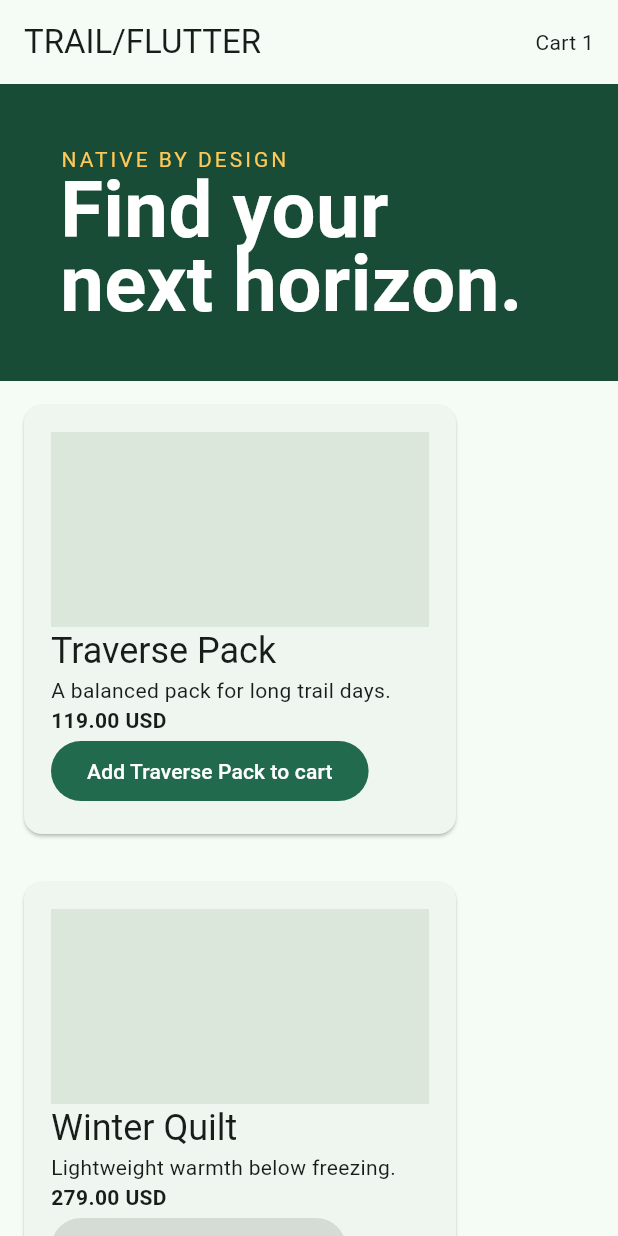
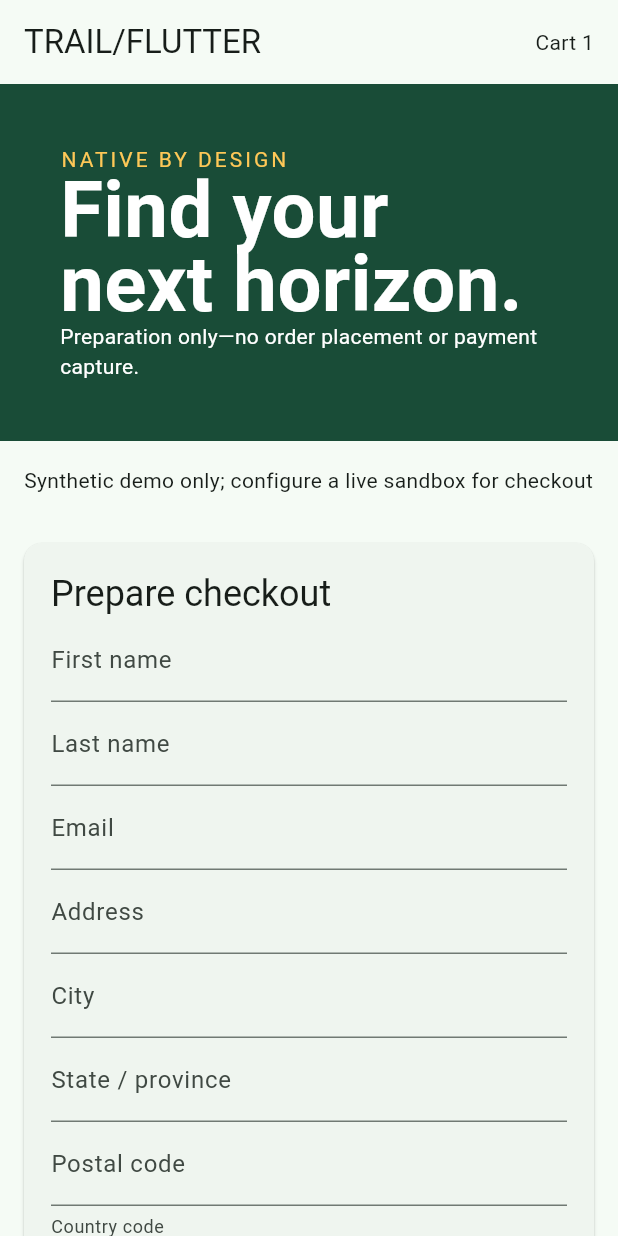
Before and after one commit to phessage/headless-commerce-starter-flutter, a Flutter app: the screen it shows after launch, after a tap on an icon or button, on a phone screen of 412 x 824 dp. Run offline on Flutter 3.47's test engine with Material 3 defaults, Android fonts, the phone set to English and light mode, and no system bars.

Commit message:
feat: add Flutter checkout preparation journey (#2)
Co-authored-by: Codex <codex@openai.com>

```diff
--- /dev/null
+++ b/lib/commerce.dart
@@ -0,0 +1,119 @@
+import 'dart:convert';
+import 'package:http/http.dart' as http;
+
+class CartState {
+  const CartState({required this.items});
+  final List<dynamic> items;
+  factory CartState.fromJson(Map<String, dynamic> value) =>
+      CartState(items: value['items'] as List<dynamic>? ?? const []);
+}
+
+class Choice {
+  const Choice({required this.id, required this.name});
+  final String id, name;
+  factory Choice.fromJson(Map<String, dynamic> value) =>
+      Choice(id: value['id'] as String, name: value['name'] as String);
+}
+
+class CheckoutState {
+  const CheckoutState({
+    required this.shipping,
+    required this.payment,
+    required this.missing,
+    this.shippingId,
+    this.paymentId,
+  });
+  final List<Choice> shipping, payment;
+  final List<String> missing;
+  final String? shippingId, paymentId;
+  factory CheckoutState.fromJson(Map<String, dynamic> value) => CheckoutState(
+    shipping: (value['shippingOptions'] as List)
+        .map((v) => Choice.fromJson(v as Map<String, dynamic>))
+        .toList(),
+    payment: (value['paymentMethods'] as List)
+        .map((v) => Choice.fromJson(v as Map<String, dynamic>))
+        .toList(),
+    missing: (value['missing'] as List).cast<String>(),
+    shippingId: value['selectedShippingMethodId'] as String?,
+    paymentId: value['selectedPaymentMethodId'] as String?,
+  );
+}
+
+class CommerceClient {
+  CommerceClient({http.Client? client}) : client = client ?? http.Client();
+  final http.Client client;
+  String token = '';
+  static const apiUrl = String.fromEnvironment('HEADLESS_API_URL');
+  static const key = String.fromEnvironment('HEADLESS_PUBLISHABLE_KEY');
+  bool get live => apiUrl.isNotEmpty && key.isNotEmpty;
+  String get base => apiUrl.replaceFirst(RegExp(r'/$'), '');
+  Map<String, String> headers({bool json = false}) => {
+    'accept': 'application/json',
+    'x-publishable-key': key,
+    if (token.isNotEmpty) 'x-cart-token': token,
+    if (json) 'content-type': 'application/json',
+  };
+  Future<void> createCart() async {
+    if (token.isNotEmpty) return;
+    final response = await client.post(
+      Uri.parse('$base/v1/headless/carts'),
+      headers: headers(),
+    );
+    _ok(response, 201);
+    token =
+        (jsonDecode(response.body) as Map<String, dynamic>)['cartToken']
+            as String;
+  }
+
+  Future<CartState> add(String productId) async {
+    await createCart();
+    final response = await client.post(
+      Uri.parse('$base/v1/headless/carts/current/items'),
+      headers: headers(json: true),
+      body: jsonEncode({'productId': productId, 'quantity': 1}),
+    );
+    _ok(response, 201);
+    return CartState.fromJson(
+      (jsonDecode(response.body) as Map<String, dynamic>)['data']
+          as Map<String, dynamic>,
+    );
+  }
+
+  Future<CheckoutState> prepare(Map<String, String> address) async {
+    final response = await client.patch(
+      Uri.parse('$base/v1/headless/carts/current/checkout'),
+      headers: headers(json: true),
+      body: jsonEncode({
+        'customerInfo': {
+          'firstName': address['firstName'],
+          'lastName': address['lastName'],
+          'email': address['email'],
+        },
+        'billingAddress': address,
+        'shippingAddress': {'sameAsBilling': true},
+      }),
+    );
+    _ok(response, 200);
+    return _checkout(response);
+  }
+
+  Future<CheckoutState> select(String kind, String id) async {
+    final response = await client.put(
+      Uri.parse('$base/v1/headless/carts/current/checkout/$kind'),
+      headers: headers(json: true),
+      body: jsonEncode({'id': id}),
+    );
+    _ok(response, 200);
+    return _checkout(response);
+  }
+
+  CheckoutState _checkout(http.Response response) => CheckoutState.fromJson(
+    (jsonDecode(response.body) as Map<String, dynamic>)['data']
+        as Map<String, dynamic>,
+  );
+  void _ok(http.Response response, int expected) {
+    if (response.statusCode != expected) {
+      throw Exception('Headless request failed (${response.statusCode})');
+    }
+  }
+}
--- a/lib/main.dart
+++ b/lib/main.dart
@@ -1,5 +1,6 @@
 import 'package:flutter/material.dart';
 import 'catalog.dart';
+import 'commerce.dart';
 
 void main() => runApp(const StoreApp());
 
@@ -23,8 +24,84 @@ class StorePage extends StatefulWidget {
 }
 
 class _StorePageState extends State<StorePage> {
+  final commerce = CommerceClient();
   late final Future<List<Product>> products = CatalogClient().list();
+  final fields = {
+    for (final name in [
+      'firstName',
+      'lastName',
+      'email',
+      'address1',
+      'city',
+      'state',
+      'postalCode',
+      'country',
+    ])
+      name: TextEditingController(text: name == 'country' ? 'CA' : ''),
+  };
   int cart = 0;
+  CheckoutState? checkout;
+  String error = '', status = '';
+  bool busy = false;
+  Future<void> add(Product product) async {
+    if (!commerce.live) {
+      setState(() {
+        cart++;
+        status = 'Synthetic demo only; configure a live sandbox for checkout';
+      });
+      return;
+    }
+    setState(() {
+      busy = true;
+      error = '';
+    });
+    try {
+      final value = await commerce.add(product.id);
+      setState(() {
+        cart = value.items.length;
+        status = '${product.name} added';
+      });
+    } catch (e) {
+      setState(() => error = e.toString());
+    } finally {
+      setState(() => busy = false);
+    }
+  }
+
+  Future<void> prepare() async {
+    setState(() {
+      busy = true;
+      error = '';
+    });
+    try {
+      final values = {
+        for (final entry in fields.entries) entry.key: entry.value.text,
+      };
+      final value = await commerce.prepare(values);
+      setState(() {
+        checkout = value;
+        status = 'Checkout prepared';
+      });
+    } catch (e) {
+      setState(() => error = e.toString());
+    } finally {
+      setState(() => busy = false);
+    }
+  }
+
+  Future<void> select(String kind, String? id) async {
+    if (id == null || id.isEmpty) return;
+    try {
+      final value = await commerce.select(kind, id);
+      setState(() {
+        checkout = value;
+        status = '$kind selected';
+      });
+    } catch (e) {
+      setState(() => error = e.toString());
+    }
+  }
+
   @override
   Widget build(BuildContext context) => Scaffold(
     appBar: AppBar(
@@ -35,7 +112,20 @@ class _StorePageState extends State<StorePage> {
     ),
     body: ListView(
       children: [
-        Container(
+        hero(),
+        if (error.isNotEmpty)
+          Padding(
+            padding: const EdgeInsets.all(16),
+            child: Text(error, semanticsLabel: 'Error'),
+          ),
+        if (status.isNotEmpty)
+          Padding(padding: const EdgeInsets.all(16), child: Text(status)),
+        if (cart > 0) checkoutForm(),
+        catalog(),
+      ],
+    ),
+  );
+  Widget hero() => Container(
     color: const Color(0xff194c37),
     padding: const EdgeInsets.all(40),
     child: const Column(
@@ -54,10 +144,14 @@ class _StorePageState extends State<StorePage> {
             height: .95,
           ),
         ),
+        Text(
+          'Preparation only—no order placement or payment capture.',
+          style: TextStyle(color: Colors.white),
+        ),
       ],
     ),
-        ),
-        FutureBuilder<List<Product>>(
+  );
+  Widget catalog() => FutureBuilder<List<Product>>(
     future: products,
     builder: (context, snapshot) {
       if (snapshot.hasError) {
@@ -69,10 +163,10 @@ class _StorePageState extends State<StorePage> {
       if (!snapshot.hasData) {
         return const Center(child: CircularProgressIndicator());
       }
-            return Wrap(
-              children: snapshot.data!
-                  .map(
-                    (product) => SizedBox(
+      return Wrap(children: snapshot.data!.map(productCard).toList());
+    },
+  );
+  Widget productCard(Product product) => SizedBox(
     width: 320,
     child: Card(
       margin: const EdgeInsets.all(16),
@@ -81,40 +175,99 @@ class _StorePageState extends State<StorePage> {
         child: Column(
           crossAxisAlignment: CrossAxisAlignment.start,
           children: [
-                              Container(
-                                height: 130,
-                                color: const Color(0xffdce7dc),
-                              ),
+            Container(height: 130, color: const Color(0xffdce7dc)),
             Text(
               product.name,
-                                style: Theme.of(
-                                  context,
-                                ).textTheme.headlineSmall,
+              style: Theme.of(context).textTheme.headlineSmall,
             ),
             Text(product.description),
             Text(
               '${product.amount} ${product.currency}',
-                                style: const TextStyle(
-                                  fontWeight: FontWeight.bold,
-                                ),
+              style: const TextStyle(fontWeight: FontWeight.bold),
             ),
             FilledButton(
-                                onPressed: product.available
-                                    ? () => setState(() => cart++)
-                                    : null,
+              key: ValueKey('add-${product.id}'),
+              onPressed: product.available && !busy ? () => add(product) : null,
               child: Text('Add ${product.name} to cart'),
             ),
           ],
         ),
       ),
     ),
+  );
+  Widget checkoutForm() {
+    final state = checkout;
+    return Card(
+      margin: const EdgeInsets.all(16),
+      child: Padding(
+        padding: const EdgeInsets.all(18),
+        child: Column(
+          crossAxisAlignment: CrossAxisAlignment.stretch,
+          children: [
+            Text(
+              'Prepare checkout',
+              style: Theme.of(context).textTheme.headlineSmall,
+            ),
+            if (state != null) ...[
+              Text(
+                state.missing.isEmpty
+                    ? 'No preparation gaps'
+                    : state.missing.join(', '),
+              ),
+              DropdownButtonFormField<String>(
+                initialValue: state.shippingId,
+                decoration: const InputDecoration(labelText: 'Shipping method'),
+                items: state.shipping
+                    .map(
+                      (choice) => DropdownMenuItem(
+                        value: choice.id,
+                        child: Text(choice.name),
                       ),
                     )
                     .toList(),
-            );
-          },
+                onChanged: (id) => select('shipping-method', id),
+              ),
+              DropdownButtonFormField<String>(
+                initialValue: state.paymentId,
+                decoration: const InputDecoration(labelText: 'Payment method'),
+                items: state.payment
+                    .map(
+                      (choice) => DropdownMenuItem(
+                        value: choice.id,
+                        child: Text(choice.name),
+                      ),
+                    )
+                    .toList(),
+                onChanged: (id) => select('payment-method', id),
+              ),
+            ],
+            ...fields.entries.map(
+              (entry) => TextField(
+                controller: entry.value,
+                keyboardType: entry.key == 'email'
+                    ? TextInputType.emailAddress
+                    : TextInputType.text,
+                decoration: InputDecoration(labelText: labels[entry.key]),
+              ),
+            ),
+            FilledButton(
+              onPressed: busy ? null : prepare,
+              child: const Text('Load checkout choices'),
             ),
           ],
         ),
+      ),
     );
   }
+
+  static const labels = {
+    'firstName': 'First name',
+    'lastName': 'Last name',
+    'email': 'Email',
+    'address1': 'Address',
+    'city': 'City',
+    'state': 'State / province',
+    'postalCode': 'Postal code',
+    'country': 'Country code',
+  };
+}
```
Also changed, not shown: package.json (+13 -1 lines), 5 other files. Lines whose indentation alone changed are shown as unchanged.
